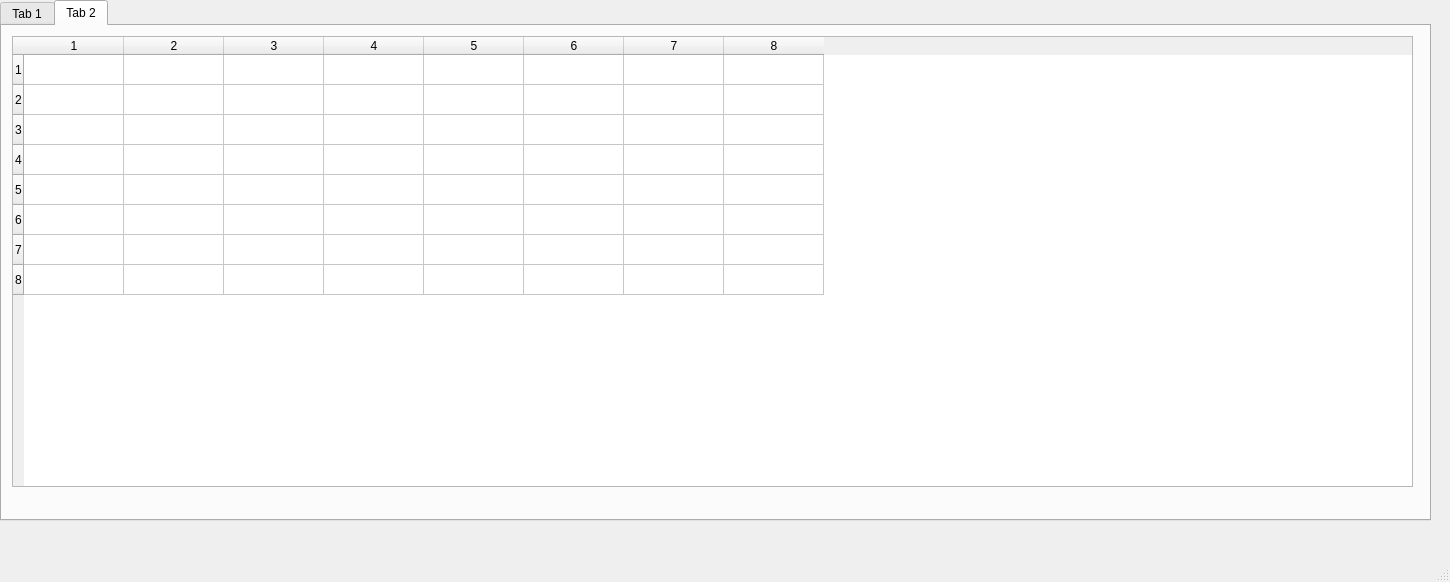
The window that mainwindow.ui (ArkadiiKozlov/TzkViewer) describes before a commit, drawn with Qt 5.
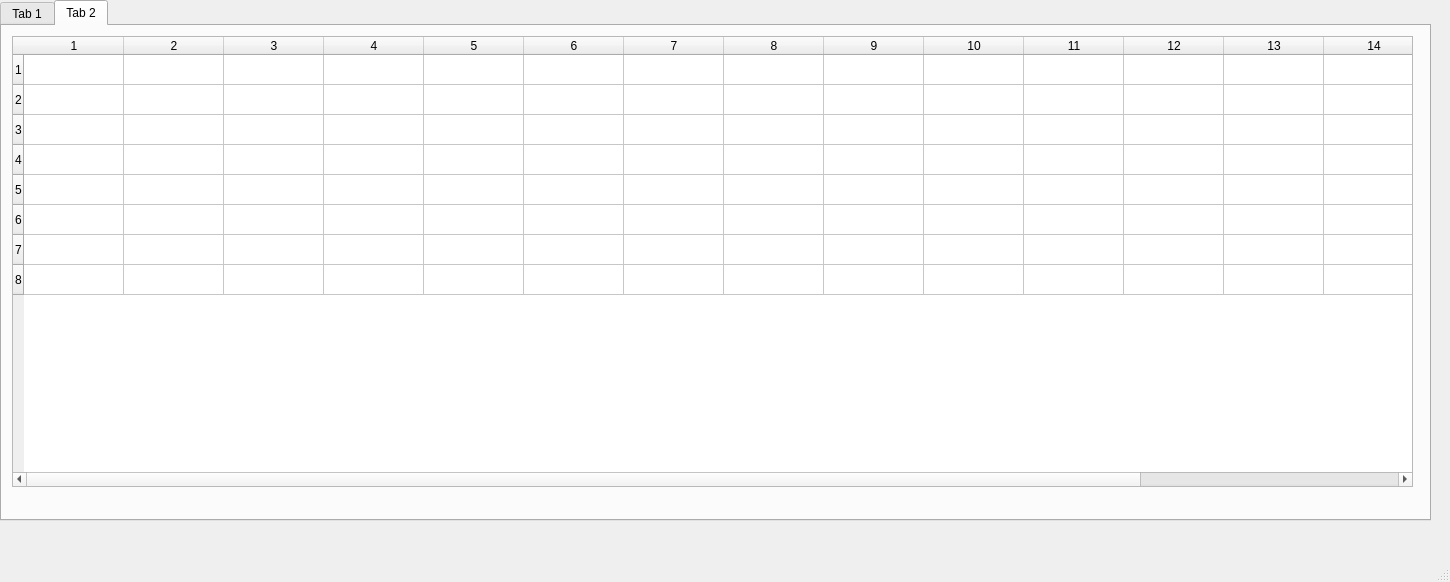
The same window after the commit. The open tabs and pages were chosen to show the change.

```diff
--- a/mainwindow.ui
+++ b/mainwindow.ui
@@ -78,7 +78,7 @@
        <number>8</number>
       </property>
       <property name="columnCount">
-       <number>8</number>
+       <number>16</number>
       </property>
       <row/>
       <row/>
@@ -96,6 +96,14 @@
       <column/>
       <column/>
       <column/>
+      <column/>
+      <column/>
+      <column/>
+      <column/>
+      <column/>
+      <column/>
+      <column/>
+      <column/>
      </widget>
     </widget>
    </widget>
```
Left out of the diff: 2 changed lines with no effect on the pictures.
